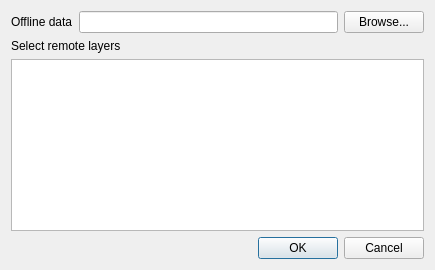
First picture: the form in qgis/src/plugins/offline_editing/offline_editing_plugin_guibase.ui, repository sourcepole/qgis, before the edit.
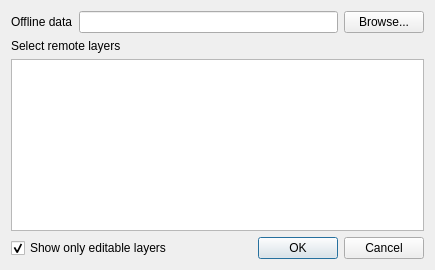
Second picture: the form after the edit. Icons and pictures are not drawn.

Commit message: Offline editing plugin: add option to filter editable remote layers using capabilities

```diff
--- a/qgis/src/plugins/offline_editing/offline_editing_plugin_guibase.ui
+++ b/qgis/src/plugins/offline_editing/offline_editing_plugin_guibase.ui
@@ -63,6 +63,18 @@
     </layout>
    </item>
    <item>
+    <layout class="QHBoxLayout" name="horizontalLayout_2">
+     <item>
+      <widget class="QCheckBox" name="checkboxShowEditableLayers">
+       <property name="text">
+        <string>Show only editable layers</string>
+       </property>
+       <property name="checked">
+        <bool>true</bool>
+       </property>
+      </widget>
+     </item>
+     <item>
     <widget class="QDialogButtonBox" name="buttonBox">
      <property name="orientation">
       <enum>Qt::Horizontal</enum>
@@ -71,6 +83,8 @@
       <set>QDialogButtonBox::Cancel|QDialogButtonBox::Ok</set>
      </property>
     </widget>
+     </item>
+    </layout>
    </item>
   </layout>
  </widget>
```
Lines whose indentation alone changed are shown as unchanged. The commit also changes 2 other files.
